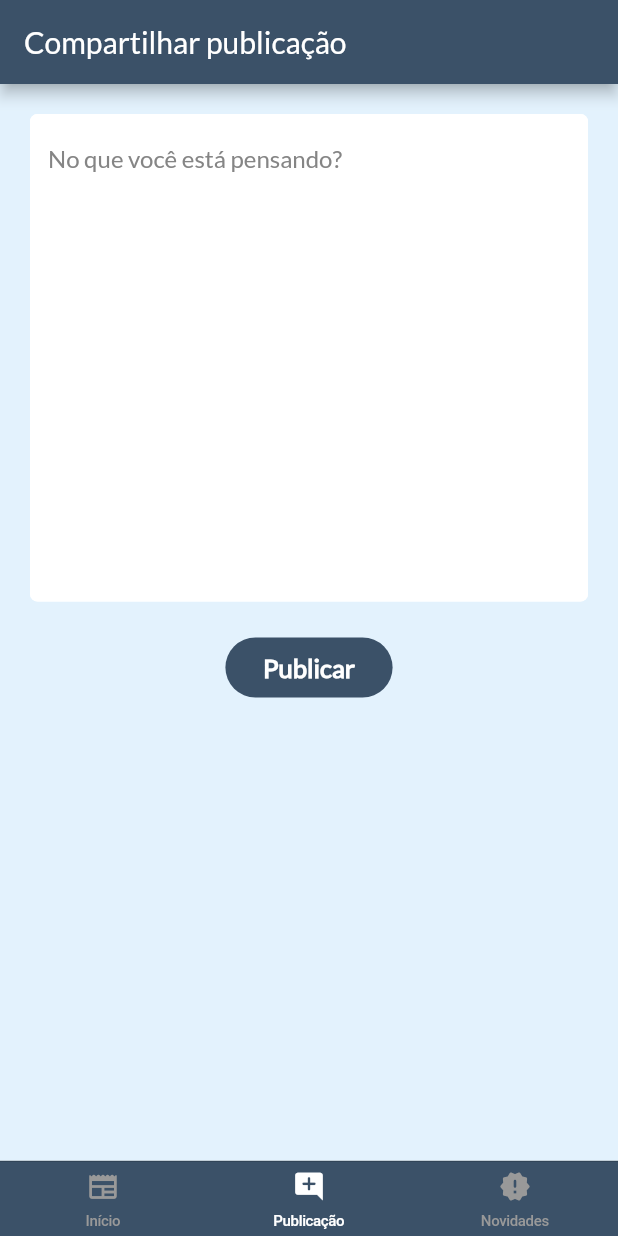
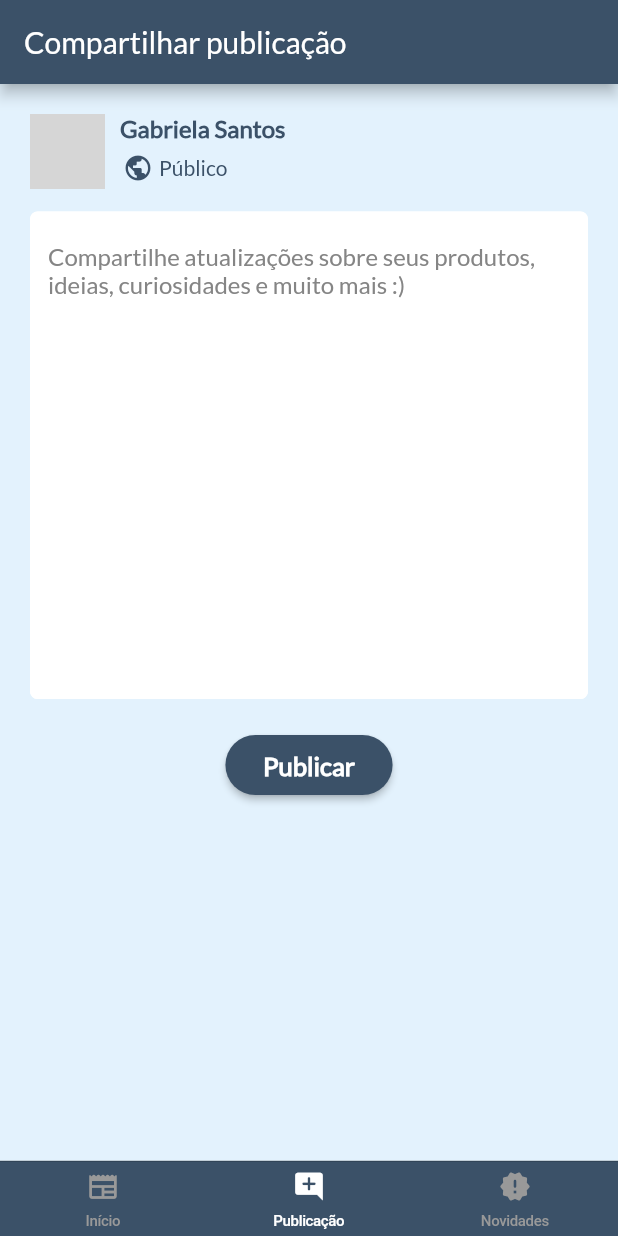
Before and after one commit to gabrielasantosfv/microblogging, a Flutter app: the screen it shows after launch, item 2 of the bottom bar chosen, on a phone screen of 412 x 824 dp. Run offline on Flutter 3.47's test engine with Material 2 defaults, Android fonts, the phone set to English and light mode, and no system bars; our stand-ins replace another_flushbar, date_format, flutter_mobx, flutter_modular, mobx; generated files the repository leaves out were written again; network calls fail; grey boxes are pictures that could not be loaded.

Commit message:
add new post to page

```diff
--- a/lib/app/modules/home/pages/tab_new_post.dart
+++ b/lib/app/modules/home/pages/tab_new_post.dart
@@ -1,5 +1,8 @@
 import 'package:flutter/material.dart';
+import 'package:flutter_mobx/flutter_mobx.dart';
+import 'package:microblogging/app/modules/home/home_controller.dart';
 import 'package:microblogging/app/shared/components/button/button.dart';
+import 'package:microblogging/app/shared/components/icon/icon_button_with_text.dart';
 import 'package:microblogging/app/shared/components/text/text.dart';
 import 'package:microblogging/app/shared/components/text_field/text_field_area.dart';
 
@@ -11,48 +14,70 @@ class TabNewPostPage extends StatefulWidget {
 }
 
 class _TabNewPostPageState extends State<TabNewPostPage> {
-  final textController = TextEditingController();
+  final _homeController = HomeController();
 
   @override
   Widget build(BuildContext context) {
     return Scaffold(
       appBar: AppBar(title: const Text('Compartilhar publicação')),
-      body: Container(
+      body: Observer(builder: (_) {
+        return GestureDetector(
+          onTap: () => FocusScope.of(context).requestFocus(FocusNode()),
+          child: SizedBox(
+            child: SingleChildScrollView(
               padding: const EdgeInsets.all(20),
-        child: SingleChildScrollView(
+              physics: const ClampingScrollPhysics(),
               child: Column(
                 children: [
-             /*  Row(
+                  Row(
                     crossAxisAlignment: CrossAxisAlignment.start,
                     children: [
                       CircleAvatar(
                         radius: 25.0,
                         backgroundColor: Colors.blue[50],
-                    backgroundImage: const NetworkImage(
-                      'https://img.freepik.com/fotos-gratis/estilo-de-vida-beleza-e-moda-conceito-de-emocoes-de-pessoas-jovem-gerente-de-escritorio-feminino-asiatico-ceo-com-expressao-satisfeita-em-pe-sobre-um-fundo-branco-sorrindo-com-os-bracos-cruzados-sobre-o-peito_1258-59329.jpg?w=2000',
+                        backgroundImage: NetworkImage(
+                          _homeController.user.profilePicture,
                         ),
                       ),
                       const SizedBox(width: 10),
-                  const Flexible(
-                    child: TextComponent(
-                      text: 'Gabi Santos',
+                      Flexible(
+                        child: Column(
+                          crossAxisAlignment: CrossAxisAlignment.start,
+                          children: [
+                            TextComponent(
+                              text: _homeController.user.name,
                               textAlign: TextAlign.left,
                               fontWeight: FontWeight.bold,
+                            ),
+                            const SizedBox(height: 5),
+                            IconButtonWithText(
+                              icon: Icons.public,
+                              onPressed: () {},
+                              text: 'Público',
+                            ),
+                          ],
                         ),
                       ),
                     ],
                   ),
-              const SizedBox(height: 10), */
+                  const SizedBox(height: 15),
                   TextFieldAreaComponent(
-                controller: textController,
-                hintText: "No que você está pensando?",
+                    controller: _homeController.textController,
+                    hintText:
+                        "Compartilhe atualizações sobre seus produtos, ideias, curiosidades e muito mais :)",
                   ),
                   const SizedBox(height: 20),
-              const ButtonComponent(text: 'Publicar', inProgress: false),
+                  ButtonComponent(
+                    text: 'Publicar',
+                    inProgress: _homeController.progressAddPost,
+                    onPressed: () => _homeController.addNewPost(context),
+                  ),
                 ],
               ),
             ),
           ),
         );
+      }),
+    );
   }
 }
```
Lines whose indentation alone changed are shown as unchanged.
